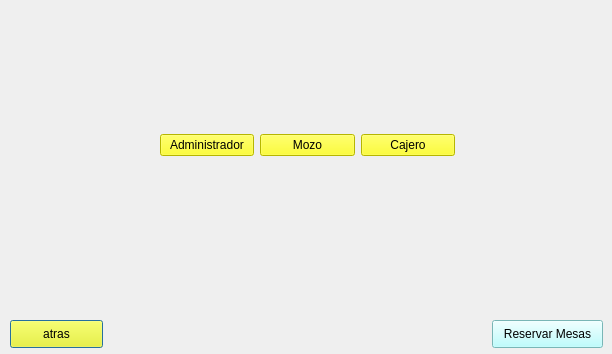
Above: Restaurante/empleados.ui from kpzaolod6000/HELLOWORLD before the change. Below: the same form after it.
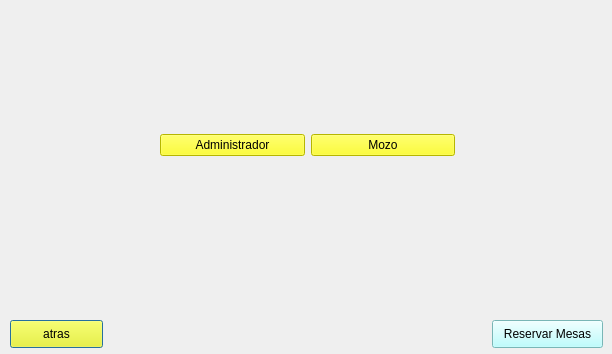
That is the form after the change. Icons and pictures are not drawn.

```diff
--- a/Restaurante/empleados.ui
+++ b/Restaurante/empleados.ui
@@ -62,16 +62,6 @@
       </property>
      </widget>
     </item>
-    <item>
-     <widget class="QPushButton" name="pushButton_cajero_2">
-      <property name="styleSheet">
-       <string notr="true">background:rgb(255, 255, 0)</string>
-      </property>
-      <property name="text">
-       <string>Cajero</string>
-      </property>
-     </widget>
-    </item>
    </layout>
   </widget>
   <widget class="QPushButton" name="pushButton_reserva">
```
